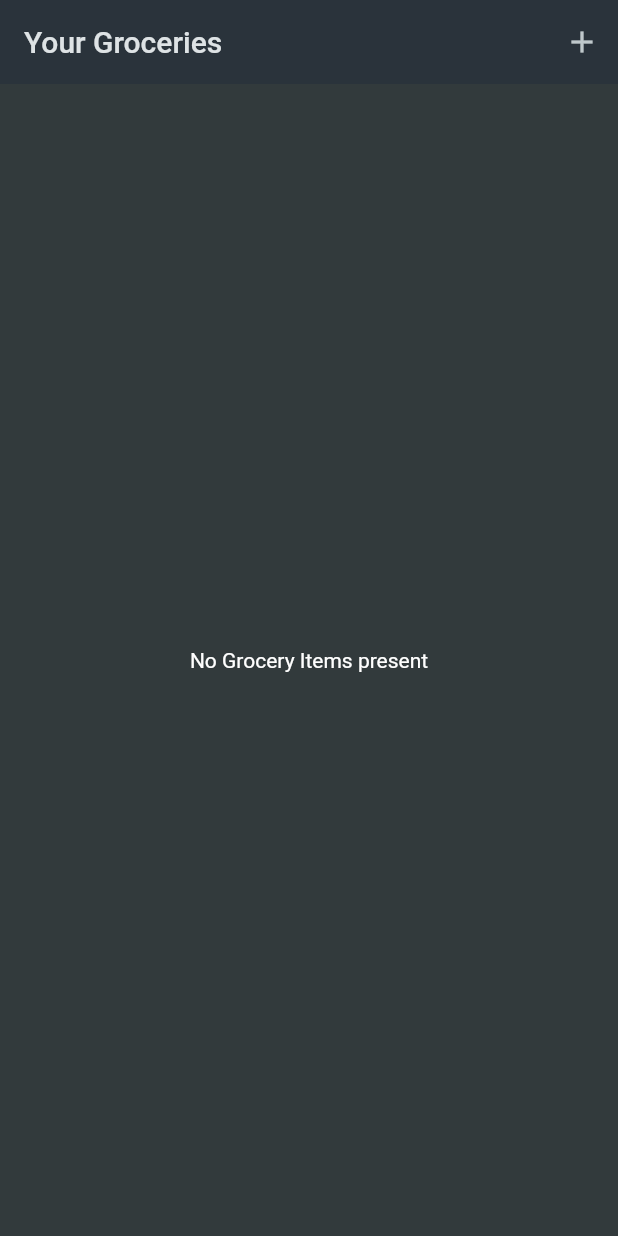
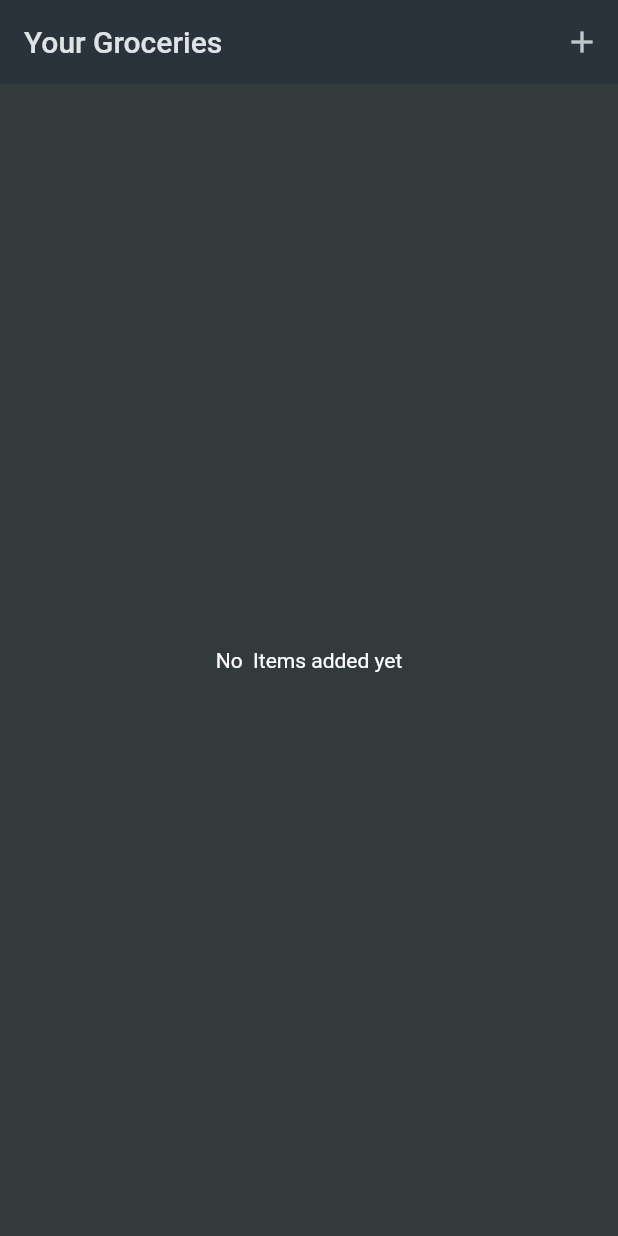
Before and after one commit to Nick9499/shopping_list, a Flutter app: the screen it shows after launch, on a phone screen of 412 x 824 dp. Run offline on Flutter 3.47's test engine with Material 2 defaults, Android fonts, the phone set to English and light mode, and no system bars.

Commit message:
better solution

```diff
--- a/lib/widgets/grocery_list.dart
+++ b/lib/widgets/grocery_list.dart
@@ -30,6 +30,27 @@ class _GroceryListState extends State<GroceryList> {
 
   @override
   Widget build(BuildContext context) {
+    Widget content = const Center(
+      child: Text('No  Items added yet'),
+    );
+
+    if (_groceryItems.isNotEmpty) {
+      content = ListView.builder(
+        itemCount: _groceryItems.length,
+        itemBuilder: (ctx, index) => ListTile(
+          title: Text(_groceryItems[index].name),
+          leading: Container(
+            width: 24,
+            height: 24,
+            color: _groceryItems[index].category.color,
+          ),
+          trailing: Text(
+            _groceryItems[index].quantity.toString(),
+          ),
+        ),
+      );
+    }
+
     return Scaffold(
       appBar: AppBar(
         title: const Text('Your Groceries'),
@@ -40,24 +61,7 @@ class _GroceryListState extends State<GroceryList> {
           ),
         ],
       ),
-      body: _groceryItems.isEmpty
-          ? const Center(
-              child: Text('No Grocery Items present'),
-            )
-          : ListView.builder(
-              itemCount: _groceryItems.length,
-              itemBuilder: (ctx, index) => ListTile(
-                title: Text(_groceryItems[index].name),
-                leading: Container(
-                  width: 24,
-                  height: 24,
-                  color: _groceryItems[index].category.color,
-                ),
-                trailing: Text(
-                  _groceryItems[index].quantity.toString(),
-                ),
-              ),
-            ),
+      body: content,
     );
   }
 }
```
